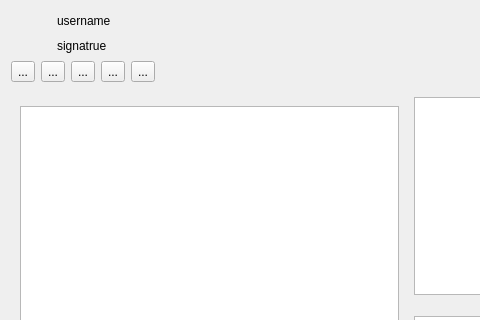
This is ChatForm.ui in vell001/VFeiQ as Qt 5 draws it before an edit; both pictures show x 0 to 480 and y 0 to 320 of the 585 by 525 pixel window. The edited form follows.
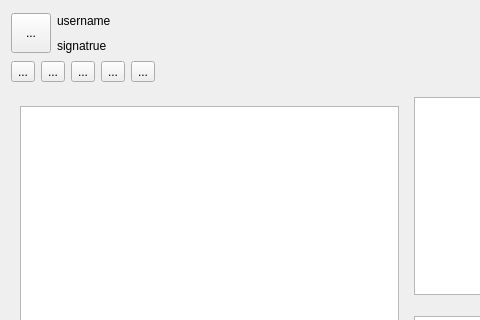
This is the edited form. Icons and pictures are not drawn.

The edit to the form file:
```diff
--- a/ChatForm.ui
+++ b/ChatForm.ui
@@ -41,7 +41,7 @@
       <item>
        <layout class="QHBoxLayout" name="horizontalLayout">
         <item>
-         <widget class="QLabel" name="userImageLabel">
+         <widget class="QToolButton" name="userIcon">
           <property name="minimumSize">
            <size>
             <width>40</width>
@@ -54,15 +54,8 @@
             <height>40</height>
            </size>
           </property>
-          <property name="autoFillBackground">
-           <bool>false</bool>
-          </property>
-          <property name="styleSheet">
-           <string notr="true">
-background-image: url(:/images/user_image.png);</string>
-          </property>
           <property name="text">
-           <string/>
+           <string>...</string>
           </property>
          </widget>
         </item>
```
